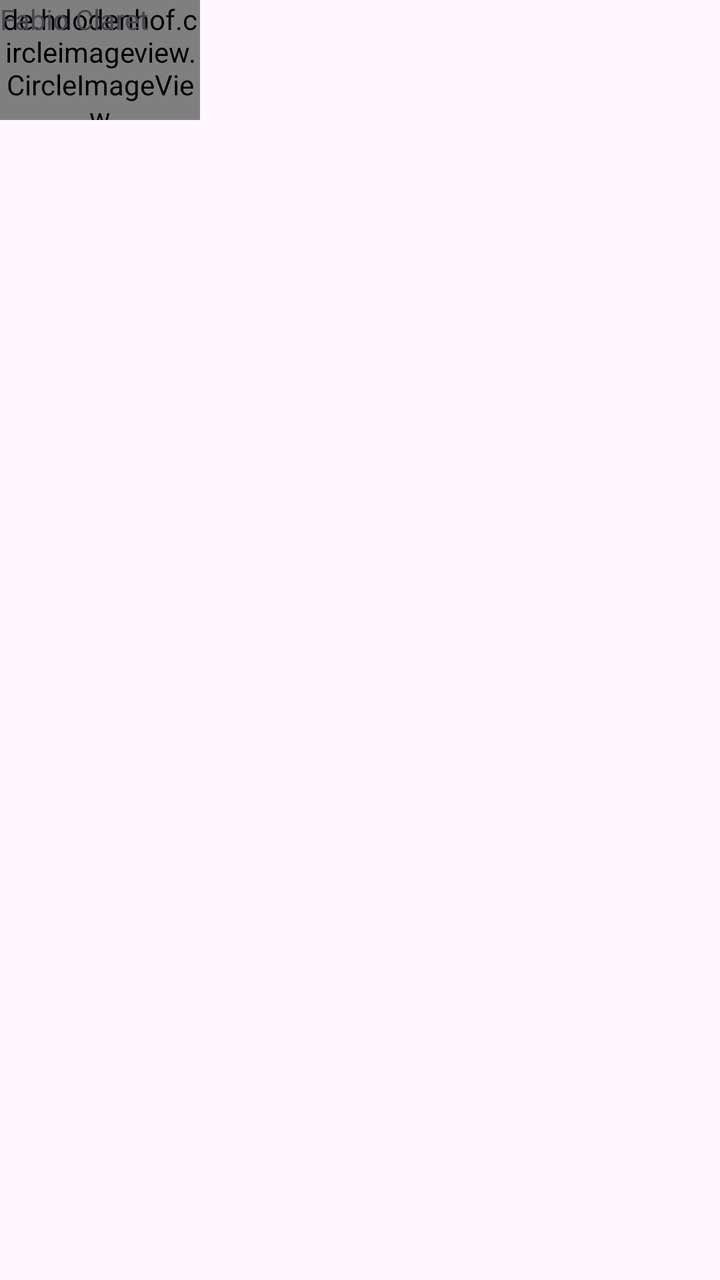
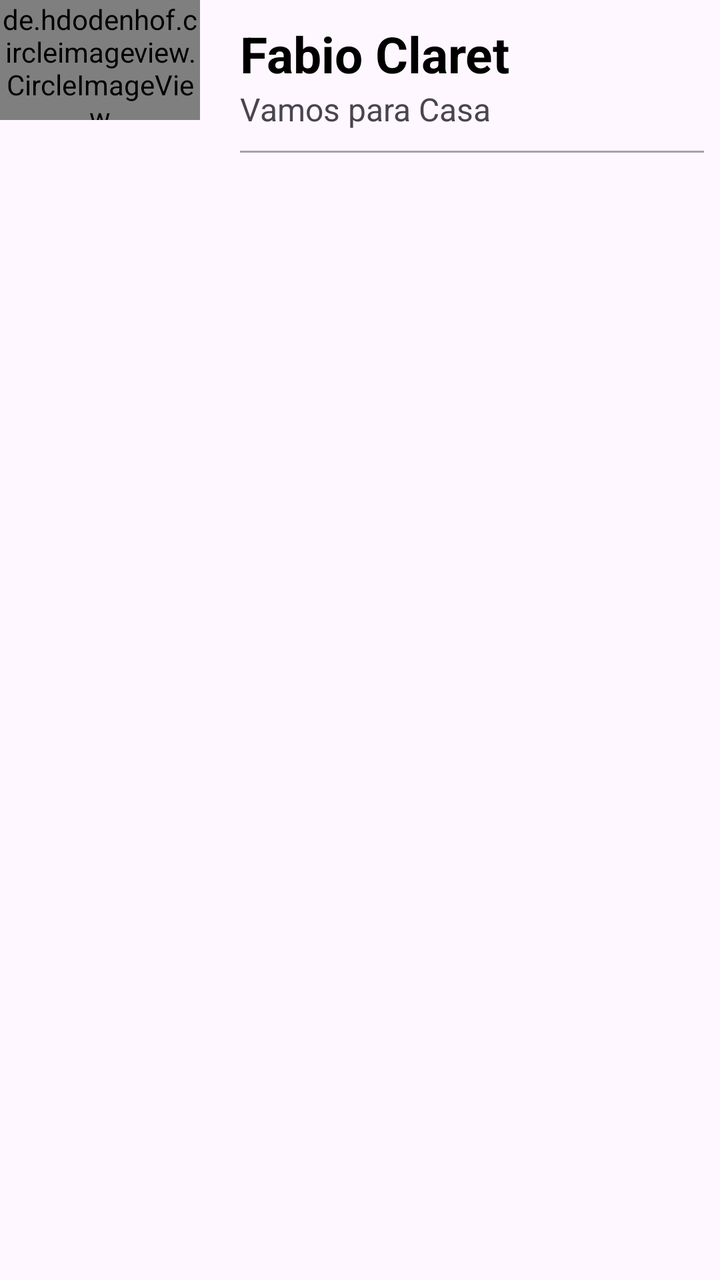

Before-and-after screenshots of an Android layout around one commit, followed by the original layout XML and the change that was made.
<!-- AndroidManifest.xml: application theme Theme.WhatsappListVZ -->
<!-- res/layout/usuario_item.xml -->
<?xml version="1.0" encoding="utf-8"?>
<androidx.constraintlayout.widget.ConstraintLayout xmlns:android="http://schemas.android.com/apk/res/android"
    xmlns:app="http://schemas.android.com/apk/res-auto"
    xmlns:tools="http://schemas.android.com/tools"
    android:layout_width="match_parent"
    android:layout_height="match_parent">

    <de.hdodenhof.circleimageview.CircleImageView
        android:layout_width="100dp"
        android:layout_height="60dp"
        android:src="@drawable/usuario1"
        app:layout_constraintStart_toStartOf="parent"
        app:layout_constraintTop_toTopOf="parent" />
    
    <TextView android:id="@+id/nome_usuario"
        android:layout_width="wrap_content"
        android:layout_height="wrap_content"
        android:layout_marginStart="20dp"
        android:text="Fabio Claret"/>


</androidx.constraintlayout.widget.ConstraintLayout>
<!-- resources referenced by this layout -->
<resources>
  <!-- drawable usuario1: jpg bitmap (drawable, 70835 bytes) -->
  <style name="Theme.WhatsappListVZ" parent="Base.Theme.WhatsappListVZ" />
  <style name="Base.Theme.WhatsappListVZ" parent="Theme.Material3.DayNight.NoActionBar">
          
          
      </style>
</resources>

<!-- the commit's change to res/layout/usuario_item.xml (unified diff, before → after) -->
@@ -6,17 +6,49 @@
     android:layout_height="match_parent">
 
     <de.hdodenhof.circleimageview.CircleImageView
+        android:id="@+id/usuario_foto"
         android:layout_width="100dp"
         android:layout_height="60dp"
         android:src="@drawable/usuario1"
         app:layout_constraintStart_toStartOf="parent"
         app:layout_constraintTop_toTopOf="parent" />
-    
-    <TextView android:id="@+id/nome_usuario"
+
+    <TextView
+        android:id="@+id/nome_usuario"
         android:layout_width="wrap_content"
         android:layout_height="wrap_content"
+        android:text="Fabio Claret"
+        android:textColor="@color/black"
+        android:textSize="25dp"
+        android:textStyle="bold"
+        app:layout_constraintStart_toEndOf="@+id/usuario_foto"
+        app:layout_constraintTop_toTopOf="parent"
+        android:layout_marginTop="10dp"
         android:layout_marginStart="20dp"
-        android:text="Fabio Claret"/>
+        />
+    <TextView
+        android:id="@+id/mensagem"
+        android:layout_width="wrap_content"
+        android:layout_height="wrap_content"
+        android:text="Vamos para Casa"
+        android:textSize="16dp"
+        app:layout_constraintTop_toBottomOf="@+id/nome_usuario"
+        app:layout_constraintStart_toEndOf="@+id/usuario_foto"
+        android:layout_marginStart="20dp"
+        />
+
+    <View
+        android:id="@+id/linha"
+        android:layout_width="0dp"
+        android:layout_height="1dp"
+        android:background="#A6A4A4"
+        android:layout_marginStart="20dp"
+        android:layout_marginTop="10dp"
+        android:layout_marginEnd="8dp"
+        app:layout_constraintEnd_toEndOf="parent"
+        app:layout_constraintStart_toEndOf="@+id/usuario_foto"
+        app:layout_constraintTop_toBottomOf="@+id/mensagem"
+        />
 
 
 </androidx.constraintlayout.widget.ConstraintLayout>
<!-- resource entries referenced after the edit -->
@@ -1,5 +1,6 @@
 <!-- resources referenced by this layout -->
 <resources>
+  <color name="black">#FF000000</color>
   <!-- drawable usuario1: jpg bitmap (drawable, 70835 bytes) -->
   <style name="Theme.WhatsappListVZ" parent="Base.Theme.WhatsappListVZ" />
   <style name="Base.Theme.WhatsappListVZ" parent="Theme.Material3.DayNight.NoActionBar">
